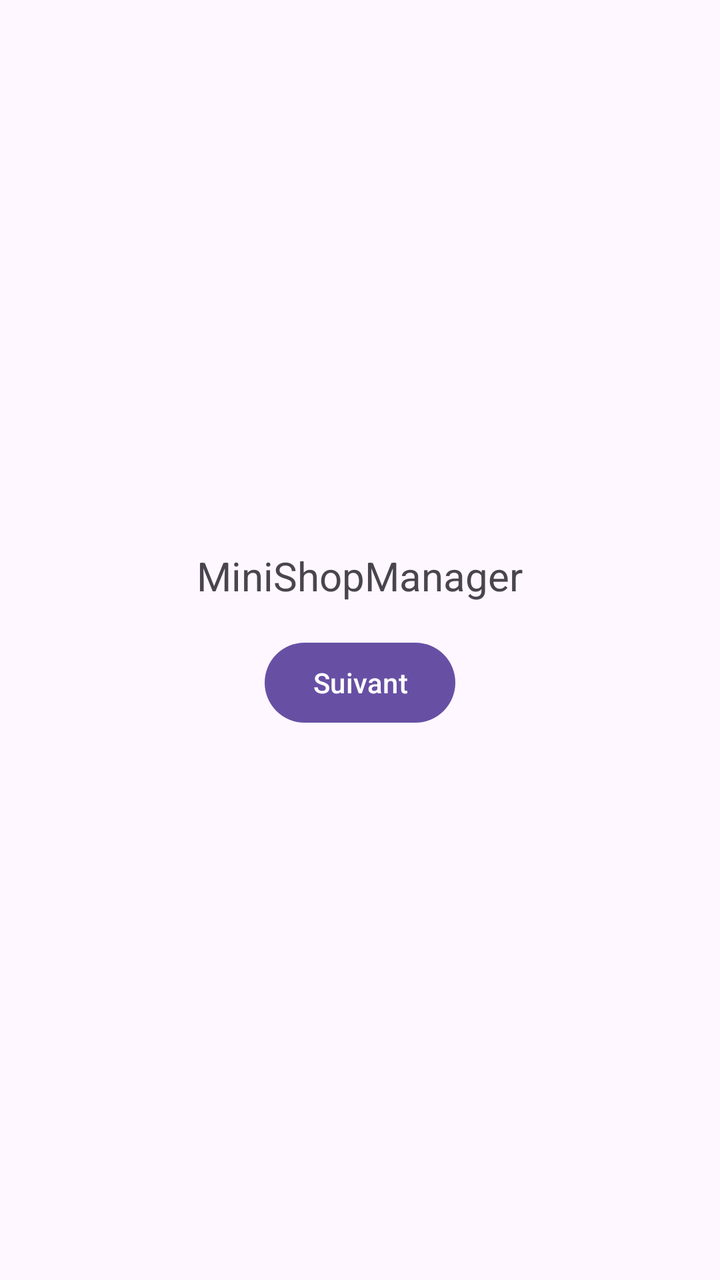
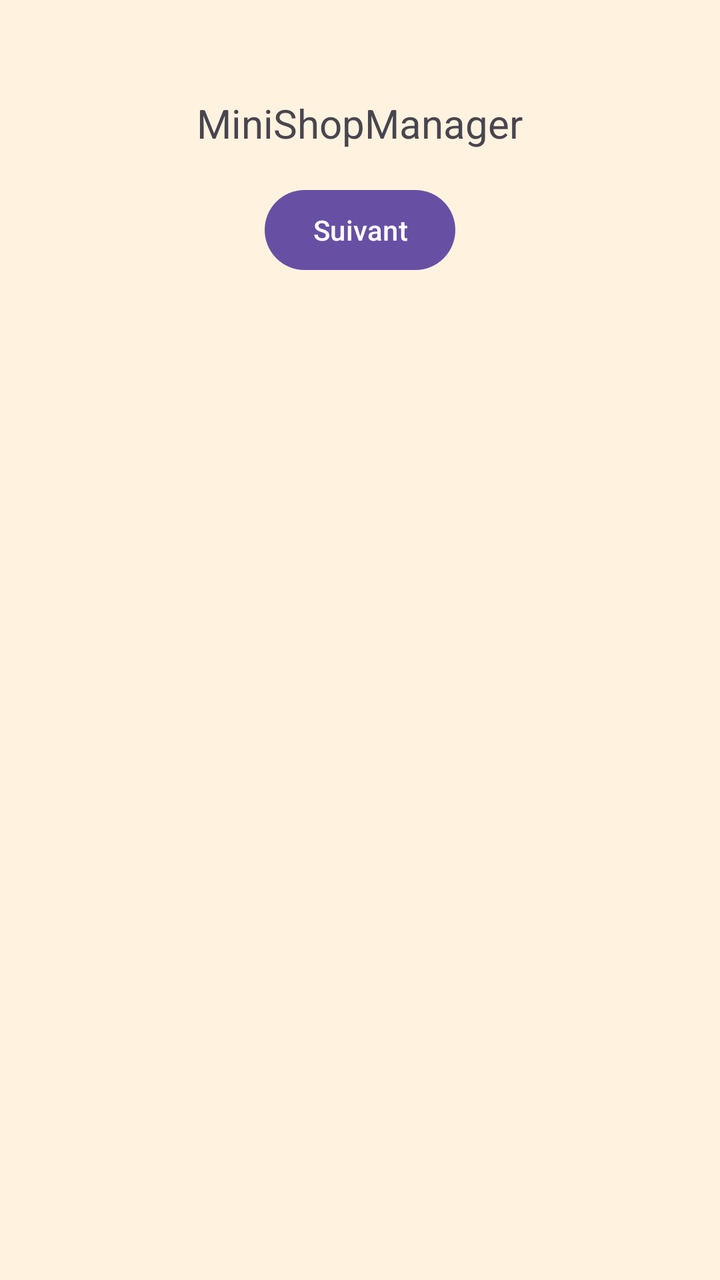

The first picture is an Android layout as it rendered before a commit; the second is the same layout after the commit. The layout source and the unified diff follow.
<!-- AndroidManifest.xml: application theme Theme.MiniShopManager -->
<!-- res/layout/activity_main.xml -->
<?xml version="1.0" encoding="utf-8"?>
<LinearLayout xmlns:android="http://schemas.android.com/apk/res/android"
    android:layout_width="match_parent"
    android:layout_height="match_parent"
    android:gravity="center"
    android:orientation="vertical">

    <TextView
        android:id="@+id/tvName"
        android:layout_width="wrap_content"
        android:layout_height="wrap_content"
        android:paddingBottom="16dp"
        android:text="MiniShopManager"
        android:textSize="20sp" />

    <Button
        android:id="@+id/btnNext"
        android:layout_width="wrap_content"
        android:layout_height="wrap_content"
        android:text="Suivant" />

</LinearLayout>
<!-- resources referenced by this layout -->
<resources>
  <style name="Theme.MiniShopManager" parent="Base.Theme.MiniShopManager" />
  <style name="Base.Theme.MiniShopManager" parent="Theme.Material3.DayNight.NoActionBar">
          
          
      </style>
</resources>

<!-- the commit's change to res/layout/activity_main.xml (unified diff, before → after) -->
@@ -2,8 +2,10 @@
 <LinearLayout xmlns:android="http://schemas.android.com/apk/res/android"
     android:layout_width="match_parent"
     android:layout_height="match_parent"
-    android:gravity="center"
-    android:orientation="vertical">
+    android:gravity="center_horizontal"
+    android:orientation="vertical"
+    android:paddingTop="48dp"
+    android:background="#FFF3E0">
 
     <TextView
         android:id="@+id/tvName"
@@ -19,4 +21,11 @@
         android:layout_height="wrap_content"
         android:text="Suivant" />
 
+    <ListView
+        android:id="@+id/listViewProduits"
+        android:layout_width="match_parent"
+        android:layout_height="0dp"
+        android:layout_marginTop="16dp"
+        android:layout_weight="1" />
+
 </LinearLayout>
